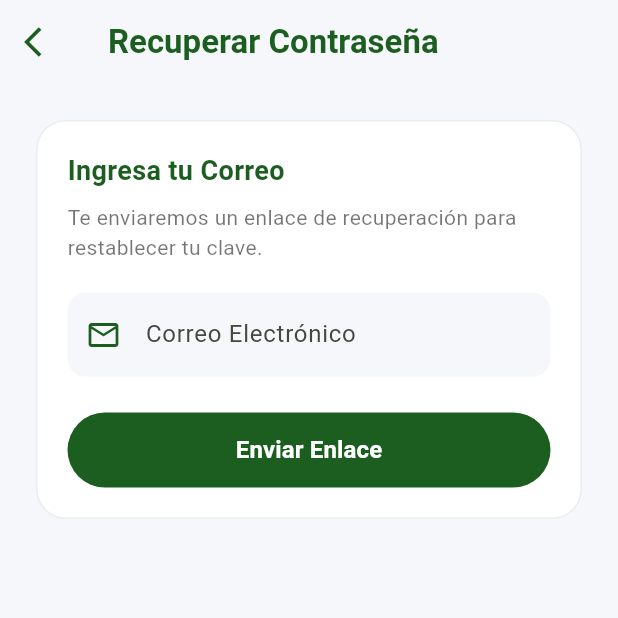
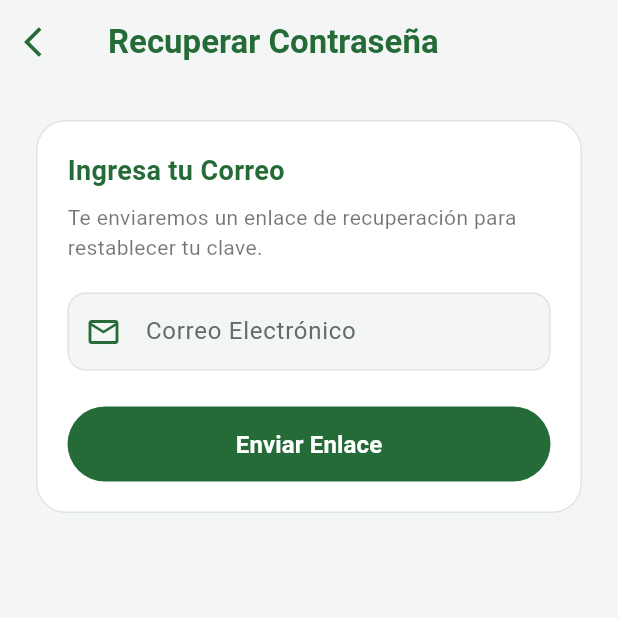
Before and after one commit to SkynetProyect/BusYa---Flutter, a Flutter app: the screen it shows after launch, after a tap on "¿Olvidaste tu contraseña?", on a phone screen of 412 x 824 dp, the top half of it. Run offline on Flutter 3.47's test engine with Material 3 defaults, Android fonts, the phone set to English and light mode, and no system bars; our stand-ins replace audioplayers, firebase_core, firebase_messaging, flutter_compass, flutter_dotenv, flutter_local_notifications and 6 more; missing offline and left inert: android_intent_plus, nfc_manager, nfc_manager_ndef; accounts and stored records are empty.

Commit message:
feat(colors): se añade app_colors, app_theme y theme controller para controlar los colores de la app

```diff
--- /dev/null
+++ b/lib/core/app_assets.dart
@@ -0,0 +1,4 @@
+abstract final class AppAssets {
+  static const String logoLight = 'lib/assets/images/logo_busya_light.png';
+  static const String logoDark = 'lib/assets/images/logo_busya_dark.png';
+}
--- a/lib/core/app_colors.dart
+++ b/lib/core/app_colors.dart
@@ -1,81 +1,195 @@
 import 'package:flutter/material.dart';
 
-/// Colores compartidos de marca para mantener la identidad visual consistente.
+/// Colores compartidos de marca para mantener la identidad visual de BusYa.
+/// Incluye paletas para modo claro y modo oscuro.
 abstract final class AppColors {
-  // Colores principales de marca.
-  static const primary = Color(0xFF1B5E20);
-  static const primaryLight = Color(0xFF2E7D32);
-  static const green = Color(
-    0xFF0FB981,
-  ); // Verde BusYa, reservado para acentos.
-  static const greenOnPrimary = Color(0xFF8CF0C8);
-  static const greenDark = primary;
+  // =========================================================
+  // COLORES PRINCIPALES DE MARCA
+  // =========================================================
 
-  // Fondos, superficies y contenedores.
-  static const surface = Color(0xFFF6F7FB);
-  static const surfaceMuted = Color(0xFFF8F8FA);
+  static const primary = Color(0xFF246B38);
+  static const primaryLight = Color(0xFF3F8750);
+  static const green = Color(0xFF3F8750);
+  static const greenOnPrimary = Color(0xFFD8E9DA);
+  static const greenDark = Color(0xFF194D2A);
+
+  // =========================================================
+  // FONDOS Y SUPERFICIES: MODO CLARO
+  // =========================================================
+
+  static const surface = Color(0xFFF4F6F5);
+  static const surfaceMuted = Color(0xFFEBEFEC);
   static const surfaceWhite = Color(0xFFFFFFFF);
-  static const surfaceMint = Color(0xFFE7F5EE);
-  static const surfaceGreen = Color(0xFFE8F5E9);
-  static const surfaceLavender = Color(0xFFF0EDF8);
-  static const surfaceError = Color(0xFFFFF1F1);
+  static const surfaceMint = Color(0xFFE8F1E9);
+  static const surfaceGreen = Color(0xFFDDEADD);
+  static const surfaceLavender = Color(0xFFF0EFF3);
+  static const surfaceError = Color(0xFFFAECEB);
   static const surfaceTransparent = Color(0x00000000);
 
-  // Textos e iconos.
-  static const text = Color(0xFF252B3A);
-  static const textOnPrimary = surfaceWhite;
+  // =========================================================
+  // FONDOS Y SUPERFICIES: MODO OSCURO
+  // =========================================================
+
+  static const darkBackground = Color(0xFF10151D);
+  static const darkSurface = Color(0xFF1D252D);
+  static const darkSurfaceElevated = Color(0xFF27313A);
+  static const darkSurfaceMuted = Color(0xFF222B32);
+  static const darkSurfaceGreen = Color(0xFF20372A);
+  static const darkSurfaceError = Color(0xFF3A2425);
+  static const darkBorder = Color(0xFF37423D);
+
+  // =========================================================
+  // TEXTOS E ICONOS: MODO CLARO
+  // =========================================================
+
+  static const text = Color(0xFF202923);
+  static const textOnPrimary = Color(0xFFFFFFFF);
   static const textOnPrimaryMuted = Color(0xB3FFFFFF);
   static const textOnPrimarySubtle = Color(0x99FFFFFF);
-  static const textSecondary = Color(0xFF68736D);
-  static const textMuted = Color(0xFF9E9E9E);
-  static const textSecondaryMuted = Color(0xFF757575);
-  static const textTertiary = Color(0xFF616161);
+  static const textSecondary = Color(0xFF626D66);
+  static const textMuted = Color(0xFF89928C);
+  static const textSecondaryMuted = Color(0xFF737C76);
+  static const textTertiary = Color(0xFF535D56);
   static const textBlack = Color(0xFF000000);
   static const textSubtle = textMuted;
-  static const neutralLighter = Color(0xFFEEEEEE);
-  static const neutralLight = Color(0xFFE0E0E0);
-  static const neutralTrack = Color(0xFFE2E2E6);
+
+  // =========================================================
+  // TEXTOS E ICONOS: MODO OSCURO
+  // =========================================================
+
+  static const darkText = Color(0xFFE7ECE9);
+  static const darkTextSecondary = Color(0xFFB1BDB5);
+  static const darkTextMuted = Color(0xFF89968E);
+  static const darkIconInactive = Color(0xFF89968E);
+
+  // =========================================================
+  // COLORES NEUTROS Y COMPATIBILIDAD
+  // =========================================================
+
+  static const neutralLighter = Color(0xFFF0F2F0);
+  static const neutralLight = Color(0xFFDCE2DD);
+  static const neutralTrack = Color(0xFFD9DFDB);
+
   static const textDark = Color(0xDD000000);
   static const textMedium = Color(0x8A000000);
   static const textLight = Color(0x61000000);
-  static const shadowSoft = Color(0x42000000);
+
+  static const shadowSoft = Color(0x30000000);
   static const iconInactive = textSubtle;
 
-  // Bordes, divisores y sombras.
-  static const border = Color(0xFFEBECEF);
-  static const borderSoft = Color(0xFFE4E9E5);
-  static const shadow = Color(0xFF33304E);
+  // =========================================================
+  // BORDES, DIVISORES Y SOMBRAS
+  // =========================================================
 
-  // Estados.
-  static const success = Color(0xFF4CAF50);
-  static const successLight = Color(0xFF66BB6A);
-  static const successPale = Color(0xFF9CCC65);
-  static const error = Color(0xFFF44336);
-  static const errorLight = Color(0xFFE57373);
-  static const errorAccent = Color(0xFFFF5252);
-  static const warning = Color(0xFFFF9800);
-  static const warningLight = Color(0xFFFFC107);
-  static const info = Color(0xFF2196F3);
+  static const border = Color(0xFFE0E5E1);
+  static const borderSoft = Color(0xFFD7E0D8);
+  static const shadow = Color(0xFF202923);
 
-  // Colores específicos de componentes y datos.
-  static const authHeading = Color(0xFF11192D);
-  static const routeGreen = Color(0xFF2E7D5B);
-  static const routeGreenLight = Color(0xFF8FD3B6);
-  static const routePurple = Color(0xFF6B5B7B);
-  static const routeMint = Color(0xFFA9DFC4);
-  static const cardVisa = Color(0xFF1E5AB6);
-  static const cardVisaDark = Color(0xFF0A3D91);
-  static const cardMastercard = Color(0xFFF9A825);
-  static const cardMastercardLight = Color(0xFFFBC02D);
+  static const darkShadow = Color(0x99000000);
+  static const darkDivider = Color(0xFF303A42);
+
+  // =========================================================
+  // ESTADOS: ÉXITO
+  // =========================================================
+
+  static const success = Color(0xFF38834A);
+  static const successLight = Color(0xFF5B9B67);
+  static const successPale = Color(0xFFB6D3B2);
+  static const darkSuccess = Color(0xFF83BB8B);
+
+  // =========================================================
+  // ESTADOS: ERROR
+  // =========================================================
+
+  static const error = Color(0xFFC74440);
+  static const errorLight = Color(0xFFD87873);
+  static const errorAccent = Color(0xFFE17D76);
+  static const darkError = Color(0xFFFFA29B);
+
+  // =========================================================
+  // ESTADOS: ADVERTENCIA
+  // =========================================================
+
+  static const warning = Color(0xFFAD701D);
+  static const warningLight = Color(0xFFD9A441);
+  static const darkWarning = Color(0xFFE5BC70);
+
+  // =========================================================
+  // ESTADOS: INFORMACIÓN
+  // =========================================================
+
+  static const info = Color(0xFF477DA8);
+  static const darkInfo = Color(0xFF8BB9DF);
+
+  // =========================================================
+  // AUTENTICACIÓN
+  // =========================================================
+
+  static const authHeading = Color(0xFF202923);
+  static const darkAuthHeading = Color(0xFFE7ECE9);
+
+  // =========================================================
+  // RUTAS Y MAPAS
+  // =========================================================
+
+  static const routeGreen = Color(0xFF347653);
+  static const routeGreenLight = Color(0xFF91BDA0);
+  static const routePurple = Color(0xFF756783);
+  static const routeMint = Color(0xFFB7D5C0);
+
+  static const darkRouteGreen = Color(0xFF83B99A);
+  static const darkRouteGreenLight = Color(0xFFAACDB5);
+  static const darkRoutePurple = Color(0xFFB9A8CB);
+  static const darkRouteMint = Color(0xFFB7D5C0);
+
+  // =========================================================
+  // TARJETAS BANCARIAS
+  // =========================================================
+
+  static const cardVisa = Color(0xFF285A91);
+  static const cardVisaDark = Color(0xFF193D68);
+  static const cardMastercard = Color(0xFFD39A36);
+  static const cardMastercardLight = Color(0xFFE1B75D);
+
+  // =========================================================
+  // UBICACIÓN Y FUNCIONES ECOLÓGICAS
+  // =========================================================
+
   static const location = info;
-  static const ecoAccent = Color(0xFFB2FF59);
-  static const loadingTrack = Color(0x3DFFFFFF);
-  static const topBarHighlight = Color(0xFFDF7C3B);
-  static const topBarDeep = Color(0xFF191B96);
+  static const ecoAccent = Color(0xFF779B52);
+
+  // =========================================================
+  // CARGA Y BARRAS DE NAVEGACIÓN
+  // =========================================================
+
+  static const loadingTrack = Color(0xFFDAE2DC);
+  static const darkLoadingTrack = Color(0xFF35413A);
+
+  static const topBarHighlight = Color(0xFFB9794C);
+  static const topBarDeep = Color(0xFF273B32);
+
+  // =========================================================
+  // OVERLAYS
+  // =========================================================
+
   static const overlayWhiteSubtle = Color(0x1EFFFFFF);
-  static const routeSearchSurface = Color(0xFFF5F5F7);
-  static const terminalPrimary = Color(0xFF529471);
-  static const terminalNavigationStart = Color(0xFF3B9EDF);
-  static const terminalNavigationEnd = Color(0xFF36D45E);
-  static const terminalNavigationSurface = Color(0xFFE6E0E0);
+  static const overlayDarkSubtle = Color(0x1A000000);
+
+  // =========================================================
+  // BÚSQUEDA DE RUTAS
+  // =========================================================
+
+  static const routeSearchSurface = Color(0xFFF0F2F0);
+  static const darkRouteSearchSurface = Color(0xFF222B32);
+
+  // =========================================================
+  // TERMINAL Y NAVEGACIÓN
+  // =========================================================
+
+  static const terminalPrimary = Color(0xFF52836A);
+  static const terminalNavigationStart = Color(0xFF5789AE);
+  static const terminalNavigationEnd = Color(0xFF639B6D);
+  static const terminalNavigationSurface = Color(0xFFE4E8E5);
+
+  static const darkTerminalNavigationSurface = Color(0xFF28332F);
 }
--- /dev/null
+++ b/lib/core/app_theme.dart
@@ -0,0 +1,305 @@
+import 'package:flutter/material.dart';
+import 'app_colors.dart';
+
+abstract final class AppTheme {
+  // =========================================================
+  // MODO CLARO
+  // =========================================================
+
+  static ThemeData get light {
+    const scheme = ColorScheme(
+      brightness: Brightness.light,
+      primary: AppColors.primary,
+      onPrimary: AppColors.textOnPrimary,
+      secondary: AppColors.primaryLight,
+      onSecondary: Colors.white,
+      tertiary: Color(0xFF4285F4),
+      onTertiary: Colors.white,
+      error: AppColors.error,
+      onError: Colors.white,
+      surface: AppColors.surfaceWhite,
+      onSurface: AppColors.text,
+    );
+
+    return ThemeData(
+      useMaterial3: true,
+      brightness: Brightness.light,
+      colorScheme: scheme,
+
+      scaffoldBackgroundColor: AppColors.surface,
+      canvasColor: AppColors.surface,
+      cardColor: AppColors.surfaceWhite,
+      dividerColor: AppColors.border,
+      dialogTheme: DialogThemeData(
+        backgroundColor: AppColors.surfaceWhite,
+        surfaceTintColor: Colors.transparent,
+        shape: RoundedRectangleBorder(
+          borderRadius: BorderRadius.circular(20),
+          side: const BorderSide(color: AppColors.border),
+        ),
+        titleTextStyle: const TextStyle(
+          color: AppColors.text,
+          fontSize: 20,
+          fontWeight: FontWeight.w700,
+        ),
+        contentTextStyle: const TextStyle(color: AppColors.textSecondary),
+      ),
+      snackBarTheme: SnackBarThemeData(
+        behavior: SnackBarBehavior.floating,
+        backgroundColor: AppColors.darkSurface,
+        contentTextStyle: const TextStyle(color: AppColors.darkText),
+        shape: RoundedRectangleBorder(borderRadius: BorderRadius.circular(14)),
+      ),
+
+      iconTheme: const IconThemeData(color: AppColors.textSecondary),
+
+      appBarTheme: const AppBarTheme(
+        backgroundColor: AppColors.surfaceWhite,
+        foregroundColor: AppColors.text,
+        elevation: 0,
+        scrolledUnderElevation: 0,
+        iconTheme: IconThemeData(color: AppColors.text),
+      ),
+
+      cardTheme: CardThemeData(
+        color: AppColors.surfaceWhite,
+        elevation: 1,
+        shadowColor: AppColors.shadowSoft,
+        surfaceTintColor: Colors.transparent,
+        shape: RoundedRectangleBorder(
+          borderRadius: BorderRadius.circular(16),
+          side: const BorderSide(color: AppColors.border),
+        ),
+      ),
+
+      textTheme: const TextTheme(
+        bodyLarge: TextStyle(color: AppColors.text),
+        bodyMedium: TextStyle(color: AppColors.text),
+        bodySmall: TextStyle(color: AppColors.textSecondary),
+        titleLarge: TextStyle(
+          color: AppColors.text,
+          fontWeight: FontWeight.bold,
+        ),
+        titleMedium: TextStyle(
+          color: AppColors.text,
+          fontWeight: FontWeight.w600,
+        ),
+        titleSmall: TextStyle(
+          color: AppColors.textSecondary,
+          fontWeight: FontWeight.w600,
+        ),
+      ),
+
+      inputDecorationTheme: InputDecorationTheme(
+        filled: true,
+        fillColor: AppColors.surfaceWhite,
+        hintStyle: const TextStyle(color: AppColors.textMuted),
+        labelStyle: const TextStyle(color: AppColors.textSecondary),
+        contentPadding: const EdgeInsets.symmetric(
+          horizontal: 16,
+          vertical: 14,
+        ),
+        border: OutlineInputBorder(
+          borderRadius: BorderRadius.circular(12),
+          borderSide: const BorderSide(color: AppColors.border),
+        ),
+        enabledBorder: OutlineInputBorder(
+          borderRadius: BorderRadius.circular(12),
+          borderSide: const BorderSide(color: AppColors.border),
+        ),
+        focusedBorder: OutlineInputBorder(
+          borderRadius: BorderRadius.circular(12),
+          borderSide: const BorderSide(color: AppColors.primary, width: 1.5),
+        ),
+      ),
+
+      elevatedButtonTheme: ElevatedButtonThemeData(
+        style: ElevatedButton.styleFrom(
+          backgroundColor: AppColors.primary,
+          foregroundColor: Colors.white,
+          elevation: 0,
+          padding: const EdgeInsets.symmetric(horizontal: 20, vertical: 14),
+          shape: RoundedRectangleBorder(
+            borderRadius: BorderRadius.circular(12),
+          ),
+        ),
+      ),
+
+      outlinedButtonTheme: OutlinedButtonThemeData(
+        style: OutlinedButton.styleFrom(
+          foregroundColor: AppColors.primary,
+          side: const BorderSide(color: AppColors.border),
+          shape: RoundedRectangleBorder(
+            borderRadius: BorderRadius.circular(12),
+          ),
+        ),
+      ),
+
+      listTileTheme: const ListTileThemeData(
+        iconColor: AppColors.textSecondary,
+        textColor: AppColors.text,
+      ),
+
+      switchTheme: SwitchThemeData(
+        thumbColor: WidgetStateProperty.resolveWith((states) {
+          if (states.contains(WidgetState.selected)) {
+            return AppColors.primary;
+          }
+          return AppColors.neutralLight;
+        }),
+      ),
+    );
+  }
+
+  // =========================================================
+  // MODO OSCURO
+  // =========================================================
+
+  static ThemeData get dark {
+    const scheme = ColorScheme(
+      brightness: Brightness.dark,
+      primary: AppColors.darkSuccess,
+      onPrimary: AppColors.darkBackground,
+      secondary: AppColors.darkRouteGreen,
+      onSecondary: AppColors.darkBackground,
+      tertiary: Color(0xFF4285F4),
+      onTertiary: Colors.white,
+      error: AppColors.darkError,
+      onError: AppColors.darkSurfaceError,
+      surface: AppColors.darkSurface,
+      onSurface: AppColors.darkText,
+    );
+
+    return ThemeData(
+      useMaterial3: true,
+      brightness: Brightness.dark,
+      colorScheme: scheme,
+
+      scaffoldBackgroundColor: AppColors.darkBackground,
+      canvasColor: AppColors.darkBackground,
+      cardColor: AppColors.darkSurface,
+      dividerColor: AppColors.darkDivider,
+      dialogTheme: DialogThemeData(
+        backgroundColor: AppColors.darkSurface,
+        surfaceTintColor: Colors.transparent,
+        shape: RoundedRectangleBorder(
+          borderRadius: BorderRadius.circular(20),
+          side: const BorderSide(color: AppColors.darkBorder),
+        ),
+        titleTextStyle: const TextStyle(
+          color: AppColors.darkText,
+          fontSize: 20,
+          fontWeight: FontWeight.w700,
+        ),
+        contentTextStyle: const TextStyle(color: AppColors.darkTextSecondary),
+      ),
+      snackBarTheme: SnackBarThemeData(
+        behavior: SnackBarBehavior.floating,
+        backgroundColor: AppColors.darkSurfaceElevated,
+        contentTextStyle: const TextStyle(color: AppColors.darkText),
+        shape: RoundedRectangleBorder(borderRadius: BorderRadius.circular(14)),
+      ),
+
+      iconTheme: const IconThemeData(color: AppColors.darkTextSecondary),
+
+      appBarTheme: const AppBarTheme(
+        backgroundColor: AppColors.darkBackground,
+        foregroundColor: AppColors.darkText,
+        elevation: 0,
+        scrolledUnderElevation: 0,
+        iconTheme: IconThemeData(color: AppColors.darkText),
+      ),
+
+      cardTheme: CardThemeData(
+        color: AppColors.darkSurface,
+        elevation: 0,
+        shadowColor: AppColors.darkShadow,
+        surfaceTintColor: Colors.transparent,
+        shape: RoundedRectangleBorder(
+          borderRadius: BorderRadius.circular(16),
+          side: const BorderSide(color: AppColors.darkBorder),
+        ),
+      ),
+
+      textTheme: const TextTheme(
+        bodyLarge: TextStyle(color: AppColors.darkText),
+        bodyMedium: TextStyle(color: AppColors.darkText),
+        bodySmall: TextStyle(color: AppColors.darkTextSecondary),
+        titleLarge: TextStyle(
+          color: AppColors.darkText,
+          fontWeight: FontWeight.bold,
+        ),
+        titleMedium: TextStyle(
+          color: AppColors.darkText,
+          fontWeight: FontWeight.w600,
+        ),
+        titleSmall: TextStyle(
+          color: AppColors.darkTextSecondary,
+          fontWeight: FontWeight.w600,
+        ),
+      ),
+
+      inputDecorationTheme: InputDecorationTheme(
+        filled: true,
+        fillColor: AppColors.darkSurfaceMuted,
+        hintStyle: const TextStyle(color: AppColors.darkTextMuted),
+        labelStyle: const TextStyle(color: AppColors.darkTextSecondary),
+        contentPadding: const EdgeInsets.symmetric(
+          horizontal: 16,
+          vertical: 14,
+        ),
+        border: OutlineInputBorder(
+          borderRadius: BorderRadius.circular(12),
+          borderSide: const BorderSide(color: AppColors.darkBorder),
+        ),
+        enabledBorder: OutlineInputBorder(
+          borderRadius: BorderRadius.circular(12),
+          borderSide: const BorderSide(color: AppColors.darkBorder),
+        ),
+        focusedBorder: OutlineInputBorder(
+          borderRadius: BorderRadius.circular(12),
+          borderSide: const BorderSide(
+            color: AppColors.darkSuccess,
+            width: 1.5,
+          ),
+        ),
+      ),
+
+      elevatedButtonTheme: ElevatedButtonThemeData(
+        style: ElevatedButton.styleFrom(
+          backgroundColor: AppColors.darkSuccess,
+          foregroundColor: AppColors.darkBackground,
+          elevation: 0,
+          padding: const EdgeInsets.symmetric(horizontal: 20, vertical: 14),
+          shape: RoundedRectangleBorder(
+            borderRadius: BorderRadius.circular(12),
+          ),
+        ),
+      ),
+
+      outlinedButtonTheme: OutlinedButtonThemeData(
+        style: OutlinedButton.styleFrom(
+          foregroundColor: AppColors.darkText,
+          side: const BorderSide(color: AppColors.darkBorder),
+          shape: RoundedRectangleBorder(
+            borderRadius: BorderRadius.circular(12),
+          ),
+        ),
+      ),
+
+      listTileTheme: const ListTileThemeData(
+        iconColor: AppColors.darkTextSecondary,
+        textColor: AppColors.darkText,
+      ),
+
+      switchTheme: SwitchThemeData(
+        thumbColor: WidgetStateProperty.resolveWith((states) {
+          if (states.contains(WidgetState.selected)) {
+            return AppColors.darkSuccess;
+          }
+          return AppColors.darkTextMuted;
+        }),
+      ),
+    );
+  }
+}
--- /dev/null
+++ b/lib/core/theme_controller.dart
@@ -0,0 +1,50 @@
+import 'package:flutter/material.dart';
+import 'package:shared_preferences/shared_preferences.dart';
+
+class ThemeController extends ChangeNotifier {
+  static const String _themeKey = 'busya_theme_mode';
+
+  ThemeMode _themeMode = ThemeMode.system;
+
+  ThemeMode get themeMode => _themeMode;
+
+  Future<void> loadTheme() async {
+    final prefs = await SharedPreferences.getInstance();
+    final savedTheme = prefs.getString(_themeKey);
+
+    _themeMode = switch (savedTheme) {
+      'light' => ThemeMode.light,
+      'dark' => ThemeMode.dark,
+      _ => ThemeMode.system,
+    };
+
+    notifyListeners();
+  }
+
+  Future<void> setThemeMode(ThemeMode mode) async {
+    if (_themeMode == mode) return;
+
+    final previousMode = _themeMode;
+    _themeMode = mode;
+    notifyListeners();
+
+    try {
+      final prefs = await SharedPreferences.getInstance();
+
+      final value = switch (mode) {
+        ThemeMode.light => 'light',
+        ThemeMode.dark => 'dark',
+        ThemeMode.system => 'system',
+      };
+
+      await prefs.setString(_themeKey, value);
+    } catch (error) {
+      _themeMode = previousMode;
+      notifyListeners();
+      rethrow;
+    }
+  }
+}
+
+// Una sola instancia compartida en toda la aplicación.
+final ThemeController themeController = ThemeController();
--- a/lib/main.dart
+++ b/lib/main.dart
@@ -4,7 +4,6 @@ import 'package:flutter_application_1/service/notification_service.dart'
     show NotificationService;
 import 'package:intl/date_symbol_data_local.dart';
 import 'app_keys.dart';
-import 'core/app_colors.dart';
 import 'core/route_observer.dart';
 import 'core/supabase_client.dart';
 import 'core/auth_listener.dart';
@@ -13,6 +12,8 @@ import 'package:firebase_core/firebase_core.dart';
 import 'package:firebase_messaging/firebase_messaging.dart';
 import 'package:flutter_application_1/service/dispositivo_fcm_service.dart';
 import 'firebase_options.dart';
+import 'core/app_theme.dart';
+import 'core/theme_controller.dart';
 
 @pragma('vm:entry-point')
 Future<void> _firebaseMessagingBackgroundHandler(RemoteMessage message) async {
@@ -21,6 +22,8 @@ Future<void> _firebaseMessagingBackgroundHandler(RemoteMessage message) async {
 
 Future<void> main() async {
   WidgetsFlutterBinding.ensureInitialized();
+
+  await themeController.loadTheme();
 
   // Inicializar Firebase una sola vez.
   await Firebase.initializeApp(options: DefaultFirebaseOptions.currentPlatform);
@@ -58,19 +61,21 @@ class Main extends StatelessWidget {
   Widget build(BuildContext context) {
     final session = supabase.auth.currentSession;
 
-    return MaterialApp(
-      navigatorKey: navigatorKey,
-      navigatorObservers: [routeObserver], // <- nuevo: NFC sabe cuándo lo tapan
-      title: 'BusYa',
-      home: session == null ? const LoginPage() : const Application(),
-      theme: ThemeData(
-        brightness: Brightness.light,
-        colorScheme: ColorScheme.fromSeed(
-          seedColor: AppColors.primary,
-          brightness: Brightness.light,
-        ),
-        scaffoldBackgroundColor: AppColors.surface,
-      ),
+    return AnimatedBuilder(
+      animation: themeController,
+      builder: (context, child) {
+        return MaterialApp(
+          navigatorKey: navigatorKey,
+          navigatorObservers: [
+            routeObserver,
+          ], // <- nuevo: NFC sabe cuándo lo tapan
+          title: 'BusYa',
+          theme: AppTheme.light,
+          darkTheme: AppTheme.dark,
+          themeMode: themeController.themeMode,
+          home: session == null ? const LoginPage() : const Application(),
+        );
+      },
     );
   }
 }
--- a/pubspec.yaml
+++ b/pubspec.yaml
@@ -22,7 +22,7 @@ dependencies:
   nfc_manager: ^4.1.0
   nfc_manager_ndef: ^1.1.0
   http: ^1.2.0
-  shared_preferences: ^2.2.3
+  shared_preferences: ^2.5.6
   android_intent_plus: ^6.1.0
   intl: ^0.20.3
   firebase_core: ^4.15.0
@@ -41,9 +41,9 @@ flutter:
   assets:
     - .env
     - lib/assets/sounds/bus_alert.mp3
-    - lib/assets/images/logo_busya.png
+    - lib/assets/images/
 
 flutter_launcher_icons:
   android: true
   ios: true
-  image_path: "lib/assets/images/logo_busya.png"
+  image_path: "lib/assets/images/logo_busya_light.png"
```
Also changed, not shown: lib/assets/images/logo_busya.png (deleted), lib/assets/images/logo_busya_dark.png (added), lib/assets/images/logo_busya_light.png (added), pubspec.lock, 1 other file.
